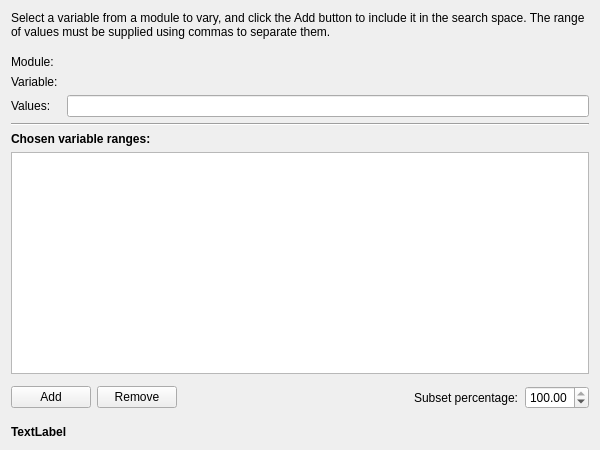
DTOcean/dtocean-app, file designer/shared/multisensitivity.ui: the form before one commit.
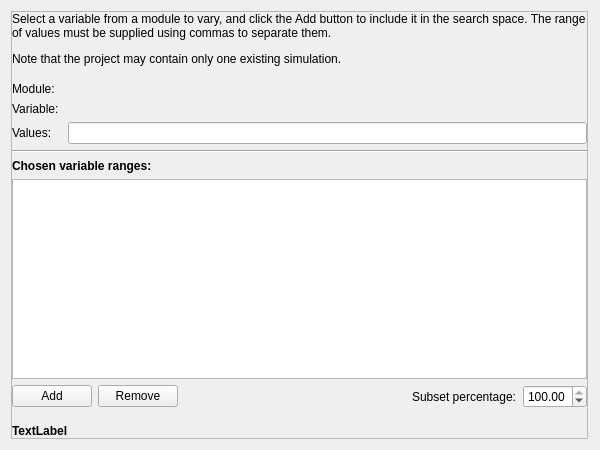
The form after the commit.

```diff
--- a/designer/shared/multisensitivity.ui
+++ b/designer/shared/multisensitivity.ui
@@ -13,11 +13,32 @@
   <property name="windowTitle">
    <string>Form</string>
   </property>
+  <layout class="QHBoxLayout" name="horizontalLayout_2" stretch="1,0">
+   <property name="spacing">
+    <number>0</number>
+   </property>
+   <item>
+    <widget class="QFrame" name="frame">
+     <property name="maximumSize">
+      <size>
+       <width>600</width>
+       <height>16777215</height>
+      </size>
+     </property>
+     <property name="frameShape">
+      <enum>QFrame::StyledPanel</enum>
+     </property>
+     <property name="frameShadow">
+      <enum>QFrame::Raised</enum>
+     </property>
   <layout class="QVBoxLayout" name="verticalLayout">
+      <property name="margin">
+       <number>0</number>
+      </property>
    <item>
     <widget class="QLabel" name="instructionsLabel">
      <property name="text">
-      <string>Select a variable from a module to vary, and click the Add button to include it in the search space. The range of values must be supplied using commas to separate them.</string>
+         <string>&lt;html&gt;&lt;head/&gt;&lt;body&gt;&lt;p&gt;Select a variable from a module to vary, and click the Add button to include it in the search space. The range of values must be supplied using commas to separate them.&lt;/p&gt;&lt;p&gt;Note that the project may contain only one existing simulation.&lt;/p&gt;&lt;/body&gt;&lt;/html&gt;</string>
      </property>
      <property name="wordWrap">
       <bool>true</bool>
@@ -104,13 +125,6 @@
      </attribute>
     </widget>
    </item>
-   <item>
-    <widget class="Line" name="line_2">
-     <property name="orientation">
-      <enum>Qt::Vertical</enum>
-     </property>
-    </widget>
-   </item>
    <item>
     <layout class="QHBoxLayout" name="horizontalLayout">
      <item>
@@ -190,6 +204,22 @@
       <string>TextLabel</string>
      </property>
     </widget>
+      </item>
+     </layout>
+    </widget>
+   </item>
+   <item>
+    <spacer name="horizontalSpacer_2">
+     <property name="orientation">
+      <enum>Qt::Horizontal</enum>
+     </property>
+     <property name="sizeHint" stdset="0">
+      <size>
+       <width>1</width>
+       <height>20</height>
+      </size>
+     </property>
+    </spacer>
    </item>
   </layout>
  </widget>
```
Lines whose indentation alone changed are shown as unchanged.
